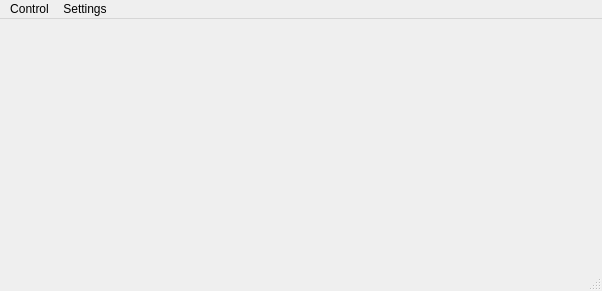
Qt form Stage4/mainwindow.ui (KevinPizarro/gt12-elo329-tarea3) before a commit.
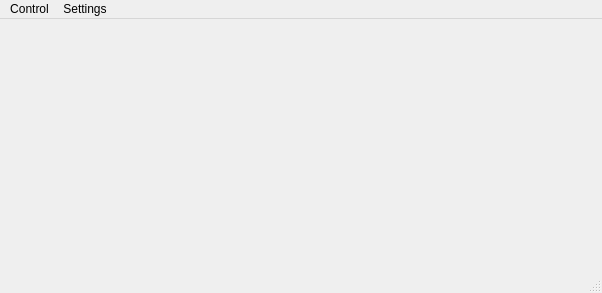
The same form after that commit.

Commit message: Se agrega lógica para vacunados en el gráfico y se considera la ventana de settings. Código funcional y comentado.

```diff
--- a/Stage4/mainwindow.ui
+++ b/Stage4/mainwindow.ui
@@ -7,7 +7,7 @@
     <x>0</x>
     <y>0</y>
     <width>602</width>
-    <height>291</height>
+    <height>293</height>
    </rect>
   </property>
   <property name="windowTitle">
```
Left out of the diff: 6 changed lines with no effect on the pictures. The commit also changes 1 other file.
